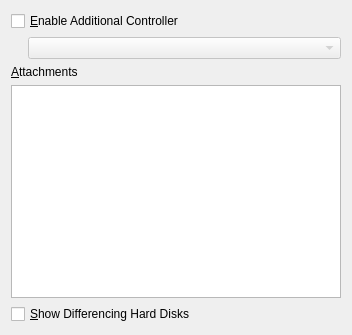
The window that vbox/src/VBox/Frontends/VirtualBox/ui/VBoxVMSettingsHD.ui (jljuxgm/vboxgit) describes before a commit, drawn with Qt 5.
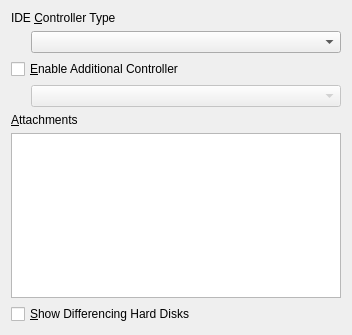
The same window after the commit. Custom widgets are drawn as their Qt base class.

```diff
--- a/vbox/src/VBox/Frontends/VirtualBox/ui/VBoxVMSettingsHD.ui
+++ b/vbox/src/VBox/Frontends/VirtualBox/ui/VBoxVMSettingsHD.ui
@@ -27,7 +27,56 @@
     <height>335</height>
    </rect>
   </property>
-  <layout class="QVBoxLayout" name="verticalLayout">
+  <layout class="QVBoxLayout" name="mLtMain">
+   <item>
+    <widget class="QLabel" name="mLbIDEController" >
+     <property name="sizePolicy" >
+      <sizepolicy vsizetype="Fixed" hsizetype="Minimum" >
+       <horstretch>0</horstretch>
+       <verstretch>0</verstretch>
+      </sizepolicy>
+     </property>
+     <property name="text" >
+      <string>IDE &amp;Controller Type</string>
+     </property>
+     <property name="buddy" >
+      <cstring>mCbIDEController</cstring>
+     </property>
+    </widget>
+   </item>
+   <item>
+    <layout class="QHBoxLayout" name="mLtIDEControllers">
+     <item>
+      <spacer name="mSpIDEController">
+       <property name="orientation">
+        <enum>Qt::Horizontal</enum>
+       </property>
+       <property name="sizeType">
+        <enum>QSizePolicy::Fixed</enum>
+       </property>
+       <property name="sizeHint" stdset="0">
+        <size>
+         <width>20</width>
+         <height>0</height>
+        </size>
+       </property>
+      </spacer>
+     </item>
+     <item>
+      <widget class="QComboBox" name="mCbIDEController" >
+       <property name="sizePolicy" >
+        <sizepolicy vsizetype="Fixed" hsizetype="MinimumExpanding" >
+         <horstretch>0</horstretch>
+         <verstretch>0</verstretch>
+        </sizepolicy>
+       </property>
+       <property name="whatsThis" >
+        <string>Defines the type of the virtual IDE controller. Depending on this value, VirtualBox will provide different virtual IDE hardware devices to the guest OS.</string>
+       </property>
+      </widget>
+     </item>
+    </layout>
+   </item>
    <item>
     <widget class="QCheckBox" name="mAddControllerCheck">
      <property name="whatsThis">
@@ -39,7 +88,7 @@
     </widget>
    </item>
    <item>
-    <layout class="QHBoxLayout" name="horizontalLayout">
+    <layout class="QHBoxLayout" name="mLtAddControllers">
      <item>
       <spacer name="horizontalSpacer">
        <property name="orientation">
@@ -50,8 +99,8 @@
        </property>
        <property name="sizeHint" stdset="0">
         <size>
-         <width>17</width>
-         <height>17</height>
+         <width>20</width>
+         <height>0</height>
         </size>
        </property>
       </spacer>
@@ -83,12 +132,6 @@
    </item>
    <item>
     <widget class="QWidget" name="mGbAts" native="true">
-     <property name="minimumSize">
-      <size>
-       <width>0</width>
-       <height>200</height>
-      </size>
-     </property>
      <layout class="QHBoxLayout">
       <property name="margin">
        <number>0</number>
```
Left out of the diff: 2 changed lines with no effect on the pictures.
